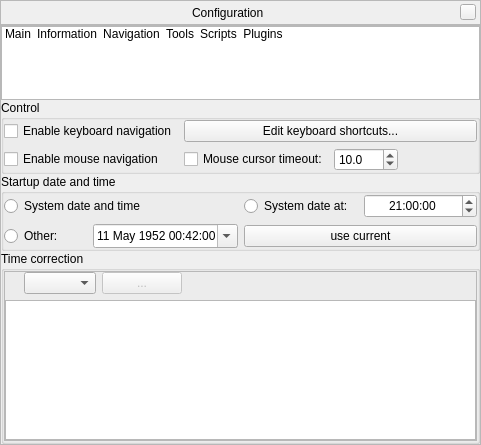
Old version of the form src/gui/configurationDialog.ui in the repository 519984307/stellarium_src.
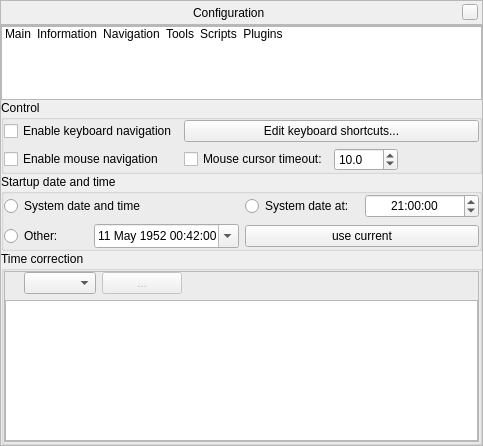
New version of the form. Icons and pictures are not drawn. Custom widgets are drawn as their Qt base class.

Diff of the .ui file:
```diff
--- a/src/gui/configurationDialog.ui
+++ b/src/gui/configurationDialog.ui
@@ -6,8 +6,8 @@
    <rect>
     <x>0</x>
     <y>0</y>
-    <width>481</width>
-    <height>445</height>
+    <width>483</width>
+    <height>446</height>
    </rect>
   </property>
   <layout class="QVBoxLayout">
@@ -837,6 +837,12 @@
                   <property name="autoFillBackground">
                    <bool>true</bool>
                   </property>
+                  <property name="verticalScrollBarPolicy">
+                   <enum>Qt::ScrollBarAsNeeded</enum>
+                  </property>
+                  <property name="horizontalScrollBarPolicy">
+                   <enum>Qt::ScrollBarAlwaysOff</enum>
+                  </property>
                   <property name="openExternalLinks">
                    <bool>true</bool>
                   </property>
```
